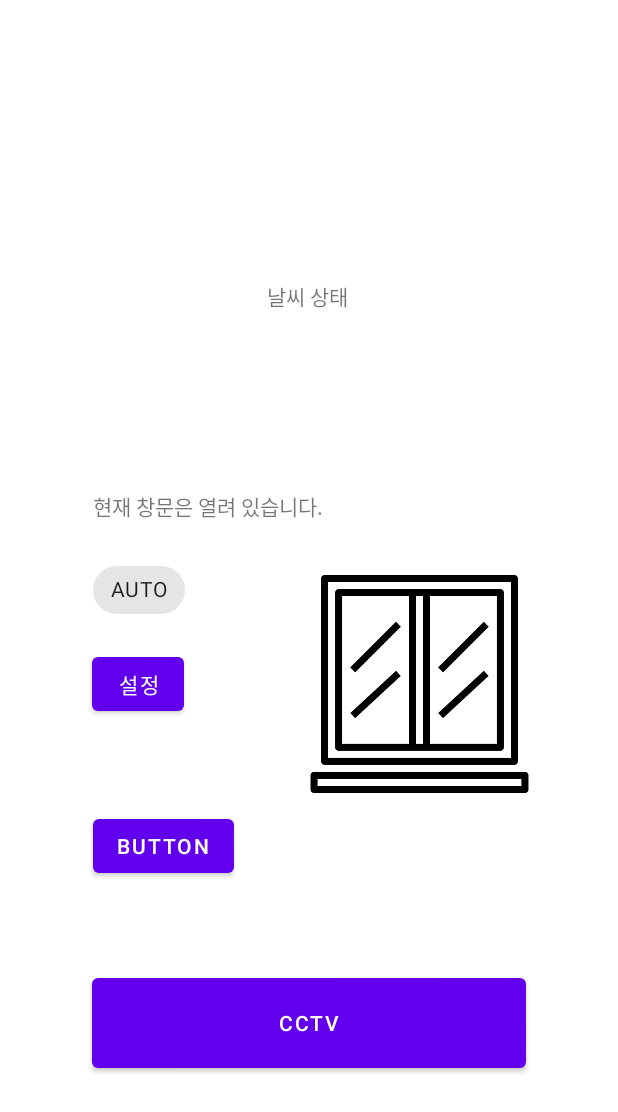
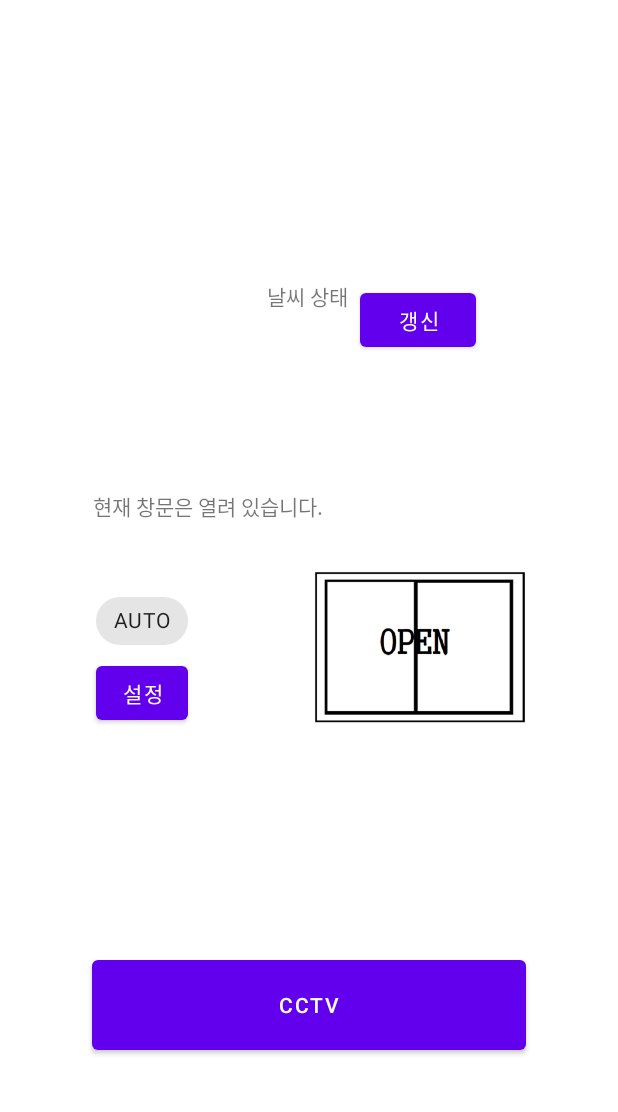
Before and after one commit to parkgyujin/firedetect2, an Android app: the layout activity_main.xml on its own in the app's theme, with its tools: preview values and no code run, on a phone screen of 412 x 824 dp. Shown: the top 1112 px of the screen. Run offline under Robolectric (Android 15) with nearby library versions, the phone set to English and light mode, and no system bars; network calls fail.

Commit message:
221026 commit3

```diff
--- a/app/src/main/res/layout/activity_main.xml
+++ b/app/src/main/res/layout/activity_main.xml
@@ -131,10 +131,10 @@
             android:text="@string/auto"
             app:layout_constraintBottom_toBottomOf="parent"
             app:layout_constraintEnd_toEndOf="parent"
-            app:layout_constraintHorizontal_bias="0.176"
+            app:layout_constraintHorizontal_bias="0.182"
             app:layout_constraintStart_toStartOf="parent"
             app:layout_constraintTop_toBottomOf="@+id/textView6"
-            app:layout_constraintVertical_bias="0.05" />
+            app:layout_constraintVertical_bias="0.098" />
 
         <Button
             android:id="@+id/button2"
@@ -143,10 +143,10 @@
             android:text="@string/set"
             app:layout_constraintBottom_toBottomOf="parent"
             app:layout_constraintEnd_toEndOf="parent"
-            app:layout_constraintHorizontal_bias="0.174"
+            app:layout_constraintHorizontal_bias="0.182"
             app:layout_constraintStart_toStartOf="parent"
             app:layout_constraintTop_toBottomOf="@+id/chip4"
-            app:layout_constraintVertical_bias="0.04" />
+            app:layout_constraintVertical_bias="0.0" />
 
         <ImageView
             android:id="@+id/imageView4"
@@ -158,8 +158,8 @@
             app:layout_constraintHorizontal_bias="0.589"
             app:layout_constraintStart_toEndOf="@+id/button2"
             app:layout_constraintTop_toBottomOf="@+id/textView6"
-            app:layout_constraintVertical_bias="0.079"
-            app:srcCompat="@drawable/window" />
+            app:layout_constraintVertical_bias="0.0"
+            app:srcCompat="@drawable/open" />
 
         <Button
             android:id="@+id/clickBtn"
@@ -185,16 +185,17 @@
 
         <Button
             android:id="@+id/clickBtn2"
-            android:layout_width="wrap_content"
-            android:layout_height="wrap_content"
+            android:layout_width="77dp"
+            android:layout_height="48dp"
             android:onClick="CurrentCall"
             android:text="@string/button"
+            android:textSize="14sp"
             app:layout_constraintBottom_toBottomOf="parent"
             app:layout_constraintEnd_toEndOf="parent"
-            app:layout_constraintHorizontal_bias="0.195"
+            app:layout_constraintHorizontal_bias="0.718"
             app:layout_constraintStart_toStartOf="parent"
             app:layout_constraintTop_toTopOf="parent"
-            app:layout_constraintVertical_bias="0.696" />
+            app:layout_constraintVertical_bias="0.244" />
 
     </androidx.constraintlayout.widget.ConstraintLayout>
 </layout>
--- a/app/src/main/res/values/strings.xml
+++ b/app/src/main/res/values/strings.xml
@@ -18,5 +18,5 @@
     <string name="up">up</string>
     <string name="down">down</string>
     <string name="right">right</string>
-    <string name="button">Button</string>
+    <string name="button">갱신</string>
 </resources>
```
Also changed, not shown: app/src/main/res/drawable/close.png (added), app/src/main/res/drawable/open.png (added).
